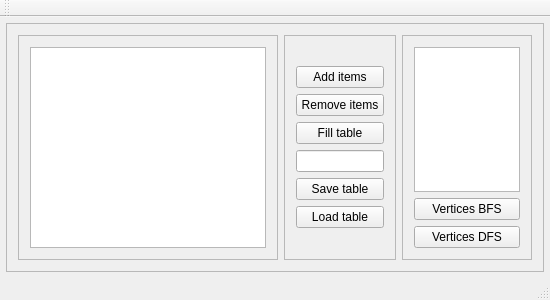
The window that GraphTheoryLabs/mainwindow.ui (NikitaHrinko/GraphTheoryLabs) describes before a commit, drawn with Qt 5.
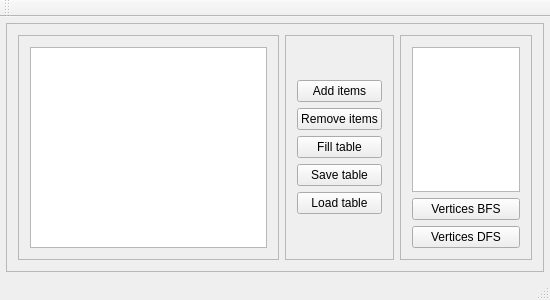
The same window after the commit.

Commit message: changed table fill

```diff
--- a/GraphTheoryLabs/mainwindow.ui
+++ b/GraphTheoryLabs/mainwindow.ui
@@ -100,9 +100,6 @@
                 </property>
                </widget>
               </item>
-              <item>
-               <widget class="QLineEdit" name="lineEditTableItemValue"/>
-              </item>
               <item>
                <widget class="QPushButton" name="pushTableSave">
                 <property name="text">
```
Left out of the diff: 2 changed lines with no effect on the pictures. The commit also changes 2 other files.
